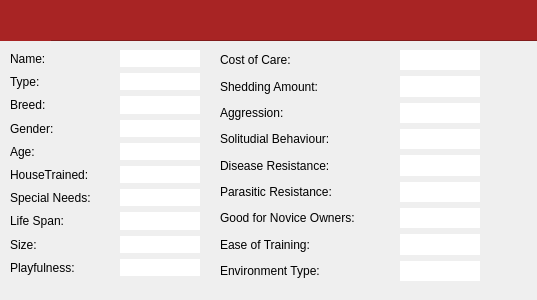
Qt form animaldetailsview.ui (maliklewis/comp3004) before a commit.
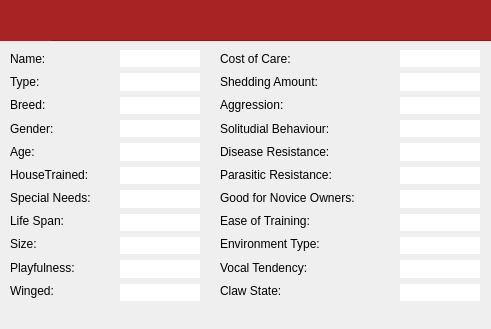
The same form after that commit. Icons and pictures are not drawn.

Patch:
```diff
--- a/animaldetailsview.ui
+++ b/animaldetailsview.ui
@@ -6,8 +6,8 @@
    <rect>
     <x>0</x>
     <y>0</y>
-    <width>537</width>
-    <height>300</height>
+    <width>491</width>
+    <height>329</height>
    </rect>
   </property>
   <property name="windowTitle">
@@ -19,7 +19,7 @@
      <x>220</x>
      <y>50</y>
      <width>165</width>
-     <height>231</height>
+     <height>249</height>
     </rect>
    </property>
    <layout class="QVBoxLayout" name="verticalLayout_3">
@@ -86,6 +86,20 @@
       </property>
      </widget>
     </item>
+    <item>
+     <widget class="QLabel" name="label_22">
+      <property name="text">
+       <string>Vocal Tendency:</string>
+      </property>
+     </widget>
+    </item>
+    <item>
+     <widget class="QLabel" name="label_23">
+      <property name="text">
+       <string>Claw State:</string>
+      </property>
+     </widget>
+    </item>
    </layout>
   </widget>
   <widget class="QWidget" name="layoutWidget_2">
@@ -94,7 +108,7 @@
      <x>400</x>
      <y>50</y>
      <width>80</width>
-     <height>231</height>
+     <height>251</height>
     </rect>
    </property>
    <layout class="QVBoxLayout" name="verticalLayout_4">
@@ -188,6 +202,26 @@
       </property>
      </widget>
     </item>
+    <item>
+     <widget class="QLabel" name="vocalLabel">
+      <property name="styleSheet">
+       <string notr="true">background-color: rgb(255, 255, 255);</string>
+      </property>
+      <property name="text">
+       <string/>
+      </property>
+     </widget>
+    </item>
+    <item>
+     <widget class="QLabel" name="clawLabel">
+      <property name="styleSheet">
+       <string notr="true">background-color: rgb(255, 255, 255);</string>
+      </property>
+      <property name="text">
+       <string/>
+      </property>
+     </widget>
+    </item>
    </layout>
   </widget>
   <widget class="QWidget" name="layoutWidget">
@@ -196,7 +230,7 @@
      <x>120</x>
      <y>50</y>
      <width>80</width>
-     <height>226</height>
+     <height>251</height>
     </rect>
    </property>
    <layout class="QVBoxLayout" name="verticalLayout">
@@ -300,6 +334,16 @@
       </property>
      </widget>
     </item>
+    <item>
+     <widget class="QLabel" name="wingedLabel">
+      <property name="styleSheet">
+       <string notr="true">background-color: rgb(255, 255, 255);</string>
+      </property>
+      <property name="text">
+       <string/>
+      </property>
+     </widget>
+    </item>
    </layout>
   </widget>
   <widget class="QWidget" name="layoutWidget">
@@ -308,7 +352,7 @@
      <x>10</x>
      <y>50</y>
      <width>98</width>
-     <height>226</height>
+     <height>249</height>
     </rect>
    </property>
    <layout class="QVBoxLayout" name="verticalLayout_2">
@@ -382,6 +426,13 @@
       </property>
      </widget>
     </item>
+    <item>
+     <widget class="QLabel" name="label_21">
+      <property name="text">
+       <string>Winged:</string>
+      </property>
+     </widget>
+    </item>
    </layout>
   </widget>
   <widget class="QFrame" name="frame">
```
